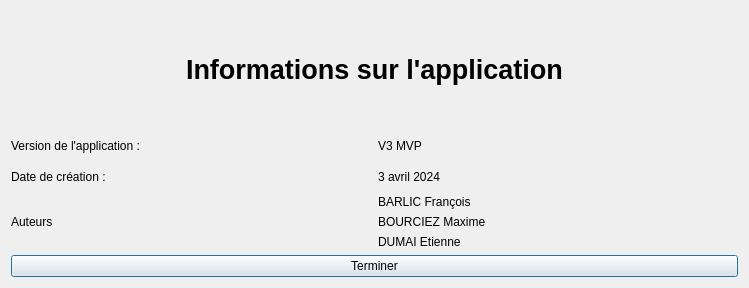
The window that V3_MVP_lecteurDiaporama/fenetreapropos.ui (FranzouGame/SAE1.01-LecteurDiaporama) describes before a commit, drawn with Qt 5.
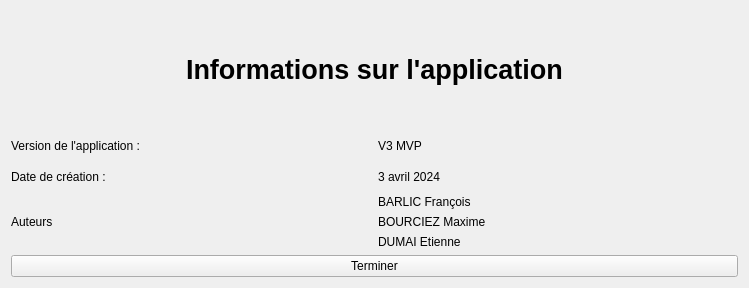
The same window after the commit.

Commit message: Modification du titre de la fenetre A propos et suppression de l'aura bleue du btn terminer

Patch:
```diff
--- a/V3_MVP_lecteurDiaporama/fenetreapropos.ui
+++ b/V3_MVP_lecteurDiaporama/fenetreapropos.ui
@@ -128,6 +128,9 @@
        <property name="text">
         <string>Terminer</string>
        </property>
+       <property name="autoDefault">
+        <bool>false</bool>
+       </property>
       </widget>
      </item>
     </layout>
```
Left out of the diff: 2 changed lines with no effect on the pictures.
